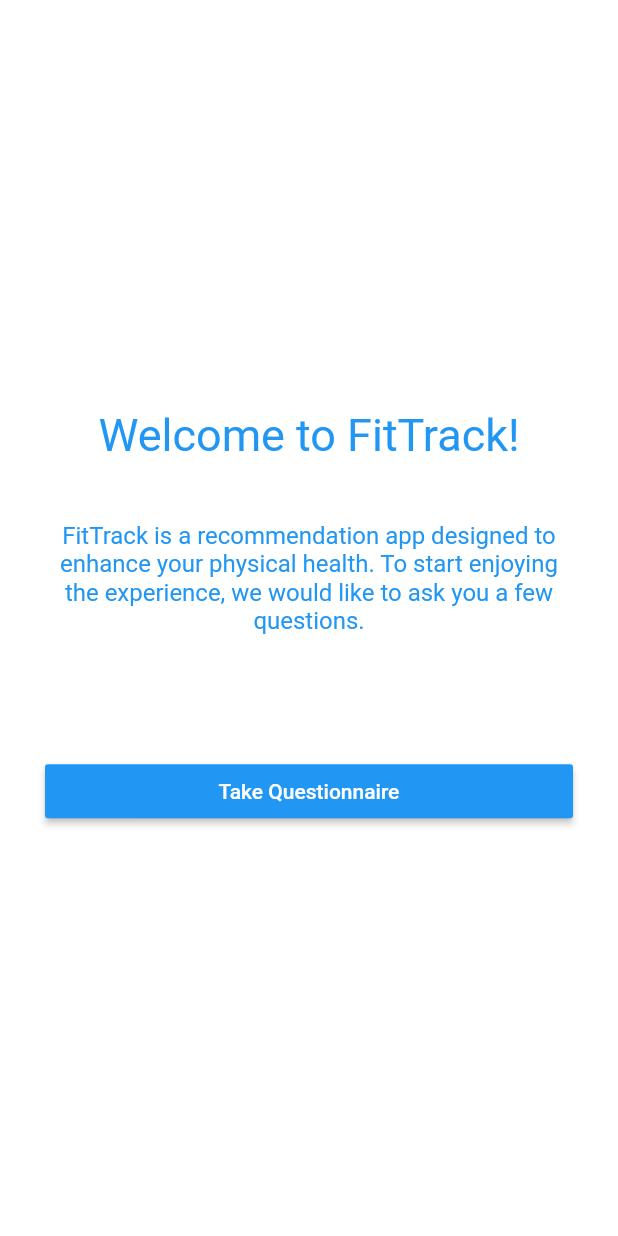
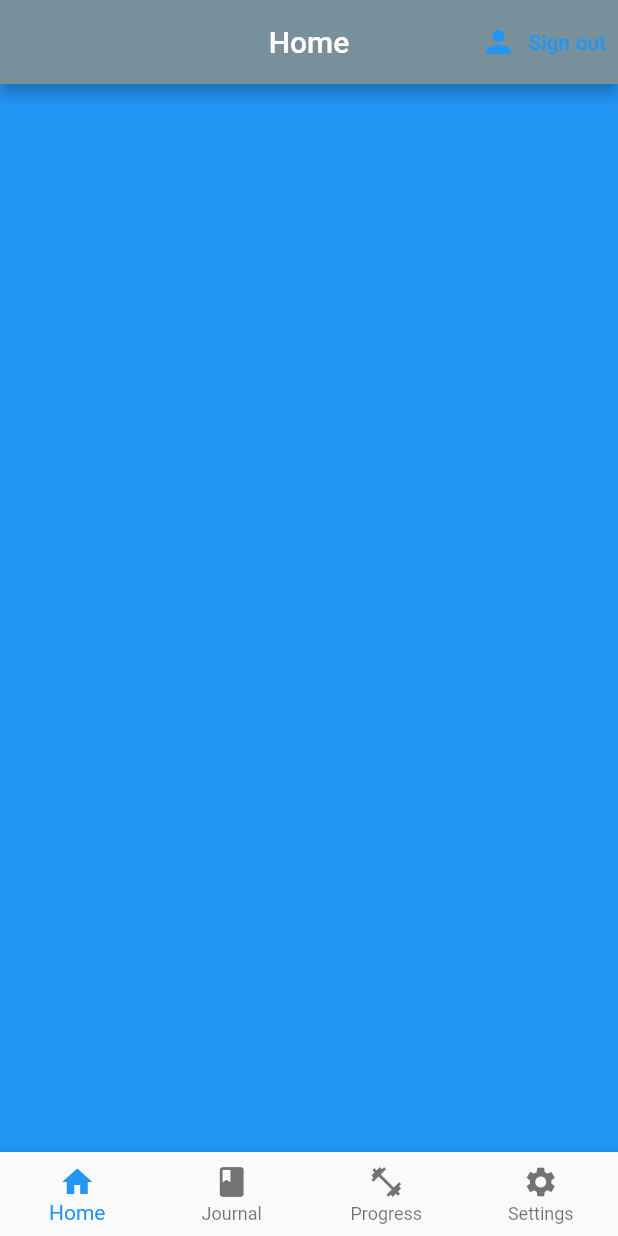
Before and after one commit to vikmir23/FitTrack, a Flutter app: the screen it shows once a user with an empty profile is signed in, on a phone screen of 412 x 824 dp. Run offline on Flutter 3.47's test engine with Material 2 defaults, Android fonts, the phone set to English and light mode, and no system bars; our stand-ins replace firebase_auth; accounts and stored records are empty.

Commit message:
Placeholders for pages for navbar created

```diff
--- a/fit_track/lib/screens/home/home.dart
+++ b/fit_track/lib/screens/home/home.dart
@@ -2,6 +2,11 @@
 import 'package:flutter/material.dart';
 import 'package:fit_track/screens/qnaire/qnaire.dart';
 import 'package:provider/provider.dart';
+
+import 'homepage.dart';
+import 'journalpage.dart';
+import 'progresspage.dart';
+import 'settingspage.dart';
 
 class Home extends StatefulWidget {
   @override
@@ -9,8 +14,15 @@
 }
 
 class _HomeState extends State<Home> {
+  int _currentIndex = 0;
+  final List<Widget> _children = [
+    HomePage(Colors.blue), // place holder color
+    JournalPage(Colors.white), // place holder color
+    ProgressPage(Colors.lightGreen), // place holder color
+    SettingsPage(Colors.grey), // place holder color
+  ];
   final authService _auth = authService();
-  var isNewUser = true; // change this to False to debug home page faster
+  var isNewUser = false; // change this to False to debug home page faster
 
   void signout() async {
     await _auth.signout();
@@ -22,9 +34,16 @@
     });
   }
 
+  void onTabTapped(int index) {
+    setState(() {
+      _currentIndex = index;
+    });
+  }
+
   @override
   Widget build(BuildContext context) {
-    return isNewUser == false // If user is NOT new then display New User form else just home screen
+    return isNewUser ==
+            false // If user is NOT new then display New User form else just home screen
         ? Scaffold(
             backgroundColor: Colors.blueGrey[100],
             appBar: AppBar(
@@ -39,7 +58,10 @@
                 )
               ],
             ),
+            body: _children[_currentIndex],
             bottomNavigationBar: BottomNavigationBar(
+              onTap: onTabTapped,
+              currentIndex: _currentIndex,
               type: BottomNavigationBarType.fixed,
               items: [
                 BottomNavigationBarItem(
@@ -59,6 +81,7 @@
                   label: 'Settings',
                 )
               ],
+              backgroundColor: Colors.grey[150],
             ),
           )
         : Scaffold(
--- /dev/null
+++ b/fit_track/lib/screens/home/homepage.dart
@@ -0,0 +1,14 @@
+import 'package:flutter/material.dart';
+
+class HomePage extends StatelessWidget {
+  final Color color;
+
+  HomePage(this.color);
+
+  @override
+  Widget build(BuildContext context) {
+    return Container(
+      color: color,
+    );
+  }
+}
--- a/fit_track/lib/screens/qnaire/qnaire.dart
+++ b/fit_track/lib/screens/qnaire/qnaire.dart
@@ -18,7 +18,7 @@
   @override
   Widget build(BuildContext context) {
     return Scaffold(
-      resizeToAvoidBottomPadding: false,
+      resizeToAvoidBottomInset: false,
       backgroundColor: Colors.white,
       appBar: AppBar(
         title: Text('Welcome to FitTrack!'),
```
Also changed, not shown: fit_track/lib/screens/home/journalpage.dart (added, +14 -0 lines), fit_track/lib/screens/home/progresspage.dart (added, +14 -0 lines), fit_track/lib/screens/home/settingspage.dart (added, +14 -0 lines), fit_track/pubspec.lock.
